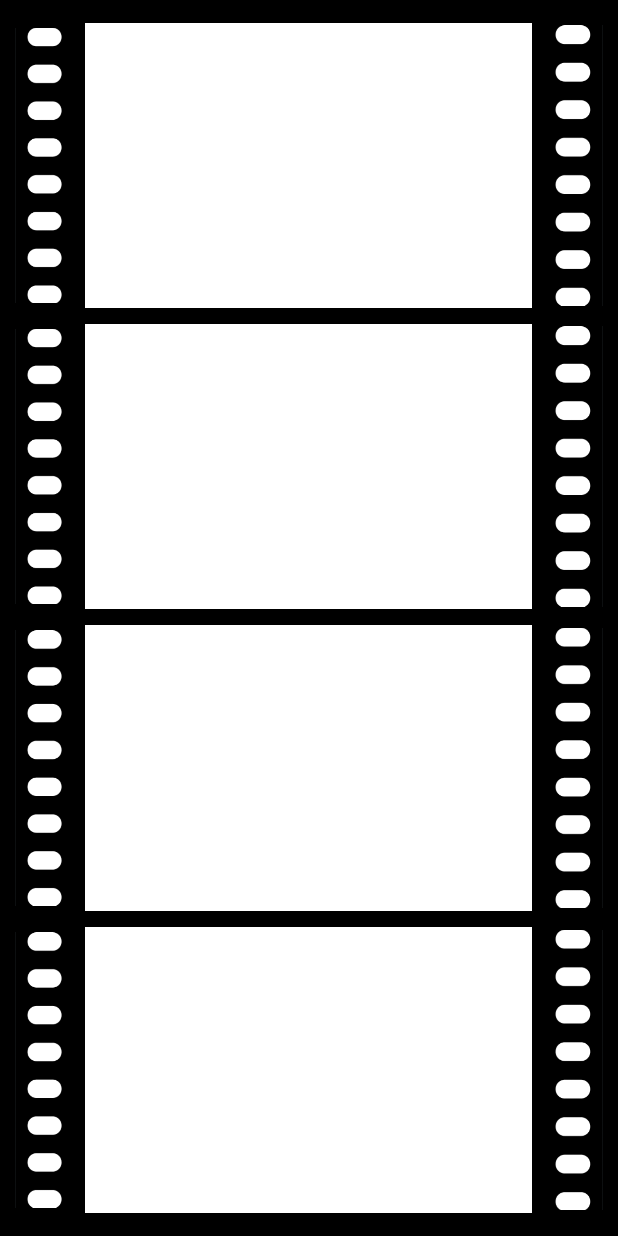
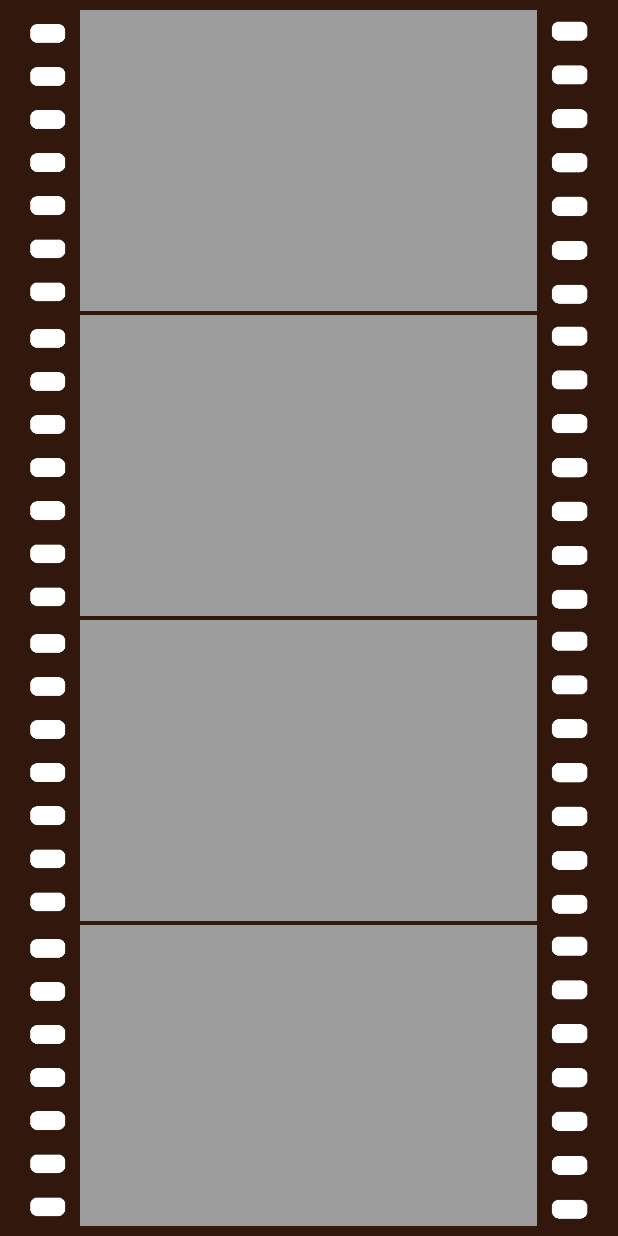
Before and after one commit to kgm-930/harufilm, an Android app: the layout fragment_frame.xml on its own in the app's theme, with its tools: preview values and no code run, on a phone screen of 412 x 824 dp. Run offline under Robolectric (Android 15) with nearby library versions, the phone set to English and light mode, and no system bars.

```diff
--- a/android/TodayFilm/app/src/main/res/layout/fragment_frame.xml
+++ b/android/TodayFilm/app/src/main/res/layout/fragment_frame.xml
@@ -4,16 +4,16 @@
     android:layout_width="match_parent"
     android:layout_height="match_parent"
     tools:context=".FrameFragment"
-    android:background="@color/black"
+    android:background="@color/brown_500"
     android:orientation="vertical"
-    android:paddingVertical="10dp">
+    android:paddingVertical="5dp">
 
     <LinearLayout
         android:layout_width="match_parent"
         android:layout_height="0dp"
         android:layout_weight="1"
         android:orientation="horizontal"
-        android:paddingVertical="5dp"
+        android:paddingVertical="1dp"
         android:paddingHorizontal="10dp">
         <ImageView
             android:layout_width="0dp"
@@ -24,8 +24,8 @@
             android:layout_width="0dp"
             android:layout_height="match_parent"
             android:layout_weight="8"
-            android:background="@color/white"
-            android:layout_marginHorizontal="10dp"/>
+            android:background="@color/gray_200"
+            android:layout_marginHorizontal="5dp"/>
         <ImageView
             android:layout_width="0dp"
             android:layout_height="match_parent"
@@ -37,7 +37,7 @@
         android:layout_height="0dp"
         android:layout_weight="1"
         android:orientation="horizontal"
-        android:paddingVertical="5dp"
+        android:paddingVertical="1dp"
         android:paddingHorizontal="10dp">
         <ImageView
             android:layout_width="0dp"
@@ -48,8 +48,8 @@
             android:layout_width="0dp"
             android:layout_height="match_parent"
             android:layout_weight="8"
-            android:background="@color/white"
-            android:layout_marginHorizontal="10dp"/>
+            android:background="@color/gray_200"
+            android:layout_marginHorizontal="5dp"/>
         <ImageView
             android:layout_width="0dp"
             android:layout_height="match_parent"
@@ -61,7 +61,7 @@
         android:layout_height="0dp"
         android:layout_weight="1"
         android:orientation="horizontal"
-        android:paddingVertical="5dp"
+        android:paddingVertical="1dp"
         android:paddingHorizontal="10dp">
         <ImageView
             android:layout_width="0dp"
@@ -72,8 +72,8 @@
             android:layout_width="0dp"
             android:layout_height="match_parent"
             android:layout_weight="8"
-            android:background="@color/white"
-            android:layout_marginHorizontal="10dp"/>
+            android:background="@color/gray_200"
+            android:layout_marginHorizontal="5dp"/>
         <ImageView
             android:layout_width="0dp"
             android:layout_height="match_parent"
@@ -85,7 +85,7 @@
         android:layout_height="0dp"
         android:layout_weight="1"
         android:orientation="horizontal"
-        android:paddingVertical="5dp"
+        android:paddingVertical="1dp"
         android:paddingHorizontal="10dp">
         <ImageView
             android:layout_width="0dp"
@@ -96,8 +96,8 @@
             android:layout_width="0dp"
             android:layout_height="match_parent"
             android:layout_weight="8"
-            android:background="@color/white"
-            android:layout_marginHorizontal="10dp"/>
+            android:background="@color/gray_200"
+            android:layout_marginHorizontal="5dp"/>
         <ImageView
             android:layout_width="0dp"
             android:layout_height="match_parent"
--- a/android/TodayFilm/app/src/main/res/values/colors.xml
+++ b/android/TodayFilm/app/src/main/res/values/colors.xml
@@ -5,6 +5,8 @@
     <color name="yellow_200">#FFF7D0</color>
     <color name="yellow_500">#FFED94</color>
     <color name="yellow_700">#ffeb6c</color>
+    <color name="gray_200">#9C9C9C</color>
+    <color name="brown_500">#31170C</color>
     <color name="black">#FF000000</color>
     <color name="white">#FFFFFFFF</color>
     <color name="red">#FF0000</color>
```
Also changed, not shown: android/TodayFilm/app/src/main/res/layout/activity_main.xml (+12 -10 lines), android/TodayFilm/app/src/main/res/layout/fragment_home.xml (+68 -31 lines), android/TodayFilm/app/src/main/res/drawable/ic_check_black.png (added), android/TodayFilm/app/src/main/res/drawable/ic_check_white.png (added), android/TodayFilm/app/src/main/res/drawable/sprocket_holes_left.png, android/TodayFilm/app/src/main/res/drawable/sprocket_holes_right.png.
